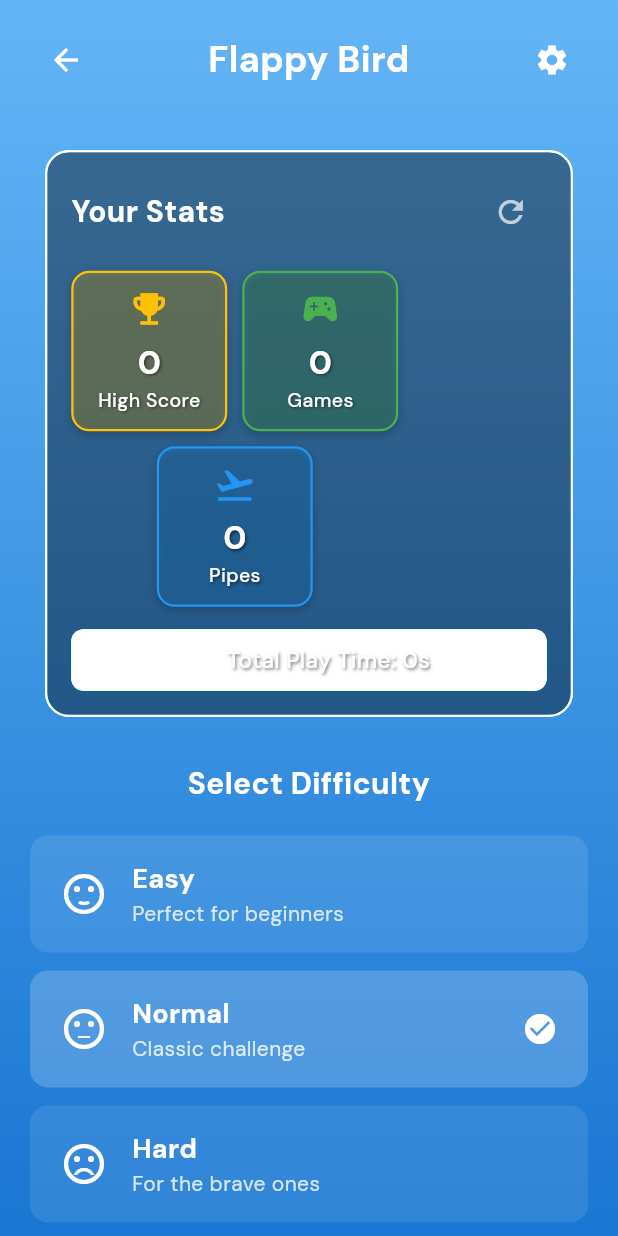
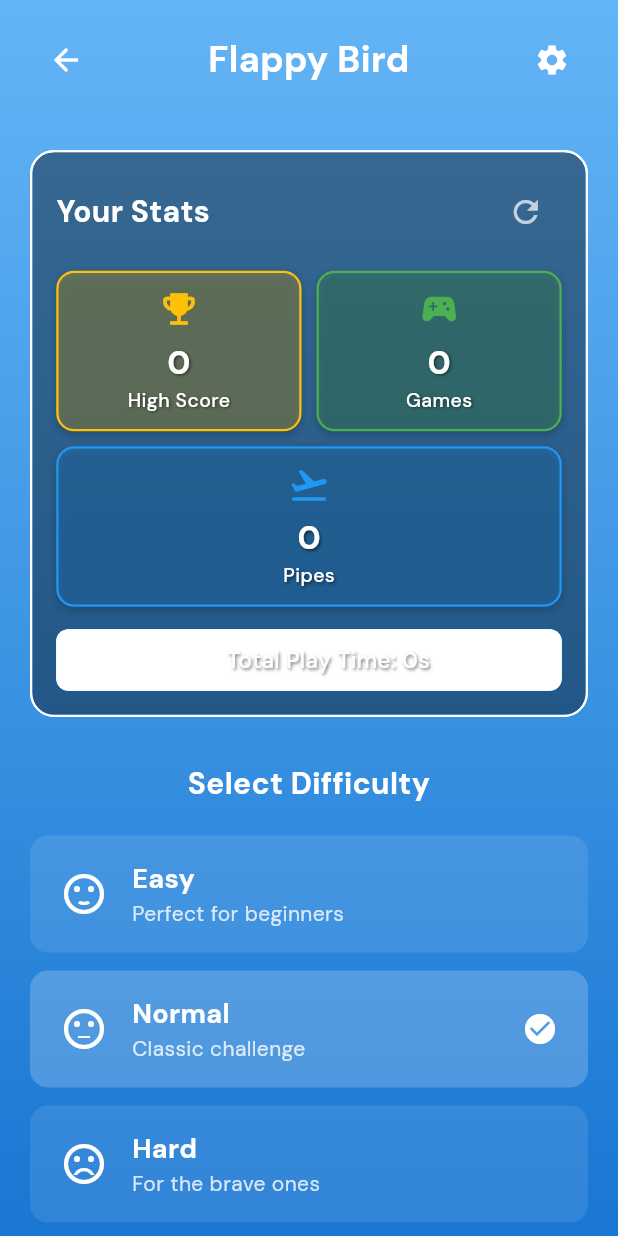
Before and after one commit to MohammedSafwan10/gameverse, a Flutter app: the FlappyBirdModeSelectionScreen screen opened directly, on a phone screen of 412 x 824 dp. Run offline on Flutter 3.47's test engine with Material 3 defaults, Android fonts, the phone set to English and light mode, and no system bars; our stand-ins replace audioplayers, confetti, equatable, flutter_animate, flutter_svg, get and 4 more; accounts and stored records are empty.

Commit message:
fix: stabilize guarded navigation across games

```diff
--- a/lib/games/classic_board/tic_tac_toe/services/navigation_service.dart
+++ b/lib/games/classic_board/tic_tac_toe/services/navigation_service.dart
@@ -1,4 +1,5 @@
 import 'package:get/get.dart';
+import 'package:flutter/widgets.dart';
 
 class TicTacToeNavigationService extends GetxService {
   static TicTacToeNavigationService get to =>
@@ -16,6 +17,10 @@
     Get.back();
   }
 
+  void backWithContext(BuildContext context, {Object? result}) {
+    Navigator.of(context).pop(result);
+  }
+
   void toSettings() {
     Get.toNamed('/tic-tac-toe/settings');
   }
--- a/lib/games/quick_casual/flappy_bird/screens/mode_selection_screen.dart
+++ b/lib/games/quick_casual/flappy_bird/screens/mode_selection_screen.dart
@@ -7,6 +7,7 @@
 import '../bindings/game_binding.dart';
 import 'game_screen.dart';
 import 'settings_screen.dart';
+import 'package:gameverse/widgets/guarded_exit.dart';
 
 class FlappyBirdModeSelectionScreen extends StatefulWidget {
   const FlappyBirdModeSelectionScreen({super.key});
@@ -55,12 +56,9 @@
   @override
   void didChangeDependencies() {
     super.didChangeDependencies();
-    // Refresh stats when dependencies change (like returning to this screen)
-    _refreshStats();
   }
 
   void _refreshStats() {
-    // Force reload of stats from storage
     gameController.loadHighScore();
     developer.log('Refreshing stats on mode selection screen');
   }
@@ -68,11 +66,7 @@
   @override
   Widget build(BuildContext context) {
     final settingsController = Get.find<FlappyBirdSettingsController>();
-
-    // Force a refresh of stats whenever the UI is rebuilt
-    WidgetsBinding.instance.addPostFrameCallback((_) {
-      _refreshStats();
-    });
+    final isCompact = MediaQuery.of(context).size.width < 380;
 
     return PopScope(
       canPop: false,
@@ -80,8 +74,12 @@
         if (!didPop) {
           final shouldPop = await _showExitConfirmationDialog(context);
           if (shouldPop) {
+            if (!context.mounted) return;
             Get.delete<FlappyBirdGameController>();
-            Get.back();
+            await popAfterConfirmation(
+              context,
+              confirmExit: () async => true,
+            );
           }
         }
       },
@@ -100,30 +98,28 @@
           child: SafeArea(
             child: SingleChildScrollView(
               child: Padding(
-                padding: const EdgeInsets.symmetric(horizontal: 20),
+                padding:
+                    EdgeInsets.symmetric(horizontal: isCompact ? 16 : 20),
                 child: Column(
                   crossAxisAlignment: CrossAxisAlignment.stretch,
                   children: [
                     // Header
                     Padding(
-                      padding: const EdgeInsets.symmetric(vertical: 16),
+                      padding: EdgeInsets.symmetric(
+                        vertical: isCompact ? 10 : 16,
+                      ),
                       child: Row(
                         children: [
                           IconButton(
                             icon: const Icon(Icons.arrow_back,
                                 color: Colors.white),
-                            onPressed: () => Get.back(),
+                            onPressed: () => popAfterConfirmation(
+                              context,
+                              confirmExit: () => _showExitConfirmationDialog(context),
+                            ),
                           ),
                           const Expanded(
-                            child: Text(
-                              'Flappy Bird',
-                              style: TextStyle(
-                                fontSize: 24,
-                                fontWeight: FontWeight.bold,
-                                color: Colors.white,
-                              ),
-                              textAlign: TextAlign.center,
-                            ),
+                            child: _HeaderTitle(),
                           ),
                           IconButton(
                             icon:
@@ -135,7 +131,7 @@
                       ),
                     ),
 
-                    const SizedBox(height: 20),
+                    SizedBox(height: isCompact ? 8 : 20),
 
                     // Game Stats
                     Obx(() {
@@ -144,8 +140,7 @@
                           'Displaying stats: Games played: ${stats.gamesPlayed}, Total pipes: ${stats.totalPipesPassed}, Play time: ${stats.totalPlayTime.inSeconds}s');
 
                       return Container(
-                        padding: const EdgeInsets.all(16),
-                        margin: const EdgeInsets.symmetric(horizontal: 10),
+                        padding: EdgeInsets.all(isCompact ? 14 : 16),
                         decoration: BoxDecoration(
                           color: Colors.black.withValues(
                             red: 0,
@@ -170,10 +165,10 @@
                             Row(
                               mainAxisAlignment: MainAxisAlignment.spaceBetween,
                               children: [
-                                const Text(
+                                Text(
                                   'Your Stats',
                                   style: TextStyle(
-                                    fontSize: 20,
+                                    fontSize: isCompact ? 18 : 20,
                                     fontWeight: FontWeight.bold,
                                     color: Colors.white,
                                   ),
@@ -216,41 +211,52 @@
                                 ),
                               ],
                             ),
-                            const SizedBox(height: 15),
-                            // Use Wrap instead of Row for better small screen handling
-                            Wrap(
-                              spacing: 10, // horizontal spacing
-                              runSpacing: 10, // vertical spacing between rows
-                              alignment: WrapAlignment.center,
+                            SizedBox(height: isCompact ? 10 : 15),
+                            LayoutBuilder(
+                              builder: (context, constraints) {
+                                final spacing = isCompact ? 8.0 : 10.0;
+                                final itemWidth =
+                                    (constraints.maxWidth - spacing) / 2;
+
+                                return Wrap(
+                                  spacing: spacing,
+                                  runSpacing: spacing,
                                   children: [
                                     _StatItem(
                                       icon: Icons.emoji_events,
                                       value: stats.highScore.toString(),
                                       label: 'High Score',
                                       color: Colors.amber,
-                                  width: _getStatItemWidth(context),
+                                      width: itemWidth,
+                                      compact: isCompact,
                                     ),
                                     _StatItem(
                                       icon: Icons.sports_esports,
                                       value: stats.gamesPlayed.toString(),
                                       label: 'Games',
                                       color: Colors.green,
-                                  width: _getStatItemWidth(context),
+                                      width: itemWidth,
+                                      compact: isCompact,
                                     ),
                                     _StatItem(
                                       icon: Icons.flight_takeoff,
                                       value: stats.totalPipesPassed.toString(),
                                       label: 'Pipes',
                                       color: Colors.blue,
-                                  width: _getStatItemWidth(context),
+                                      width: constraints.maxWidth,
+                                      compact: isCompact,
                                     ),
                                   ],
+                                );
+                              },
                             ),
-                            const SizedBox(height: 15),
-                            // Make play time more visible
+                            SizedBox(height: isCompact ? 10 : 15),
                             Container(
                               width: double.infinity,
-                              padding: const EdgeInsets.symmetric(vertical: 10),
+                              padding: EdgeInsets.symmetric(
+                                vertical: isCompact ? 8 : 10,
+                                horizontal: isCompact ? 8 : 0,
+                              ),
                               decoration: BoxDecoration(
                                 color: Colors.white.withValues(
                                   red: 255,
@@ -272,8 +278,8 @@
                                     const SizedBox(width: 8),
                                     Text(
                                       'Total Play Time: ${_formatDuration(stats.totalPlayTime)}',
-                                      style: const TextStyle(
-                                        fontSize: 15,
+                                      style: TextStyle(
+                                        fontSize: isCompact ? 13 : 15,
                                         fontWeight: FontWeight.w500,
                                         color: Colors.white,
                                         shadows: [
@@ -294,19 +300,19 @@
                       );
                     }),
 
-                    const SizedBox(height: 30),
+                    SizedBox(height: isCompact ? 18 : 30),
 
                     // Difficulty Selection
-                    const Text(
+                    Text(
                       'Select Difficulty',
                       style: TextStyle(
-                        fontSize: 20,
+                        fontSize: isCompact ? 18 : 20,
                         fontWeight: FontWeight.bold,
                         color: Colors.white,
                       ),
                       textAlign: TextAlign.center,
                     ),
-                    const SizedBox(height: 20),
+                    SizedBox(height: isCompact ? 12 : 20),
                     Obx(() => Column(
                           children: [
                             _DifficultyButton(
@@ -317,8 +323,9 @@
                                   GameDifficulty.easy,
                               onTap: () => settingsController
                                   .setDifficulty(GameDifficulty.easy),
+                              compact: isCompact,
                             ),
-                            const SizedBox(height: 12),
+                            SizedBox(height: isCompact ? 10 : 12),
                             _DifficultyButton(
                               title: 'Normal',
                               subtitle: 'Classic challenge',
@@ -327,8 +334,9 @@
                                   GameDifficulty.normal,
                               onTap: () => settingsController
                                   .setDifficulty(GameDifficulty.normal),
+                              compact: isCompact,
                             ),
-                            const SizedBox(height: 12),
+                            SizedBox(height: isCompact ? 10 : 12),
                             _DifficultyButton(
                               title: 'Hard',
                               subtitle: 'For the brave ones',
@@ -337,11 +345,12 @@
                                   GameDifficulty.hard,
                               onTap: () => settingsController
                                   .setDifficulty(GameDifficulty.hard),
+                              compact: isCompact,
                             ),
                           ],
                         )),
 
-                    const SizedBox(height: 30),
+                    SizedBox(height: isCompact ? 20 : 30),
 
                     // Play Button
                     ElevatedButton.icon(
@@ -358,12 +367,12 @@
                       style: ElevatedButton.styleFrom(
                         backgroundColor: Colors.green,
                         foregroundColor: Colors.white,
-                        padding: const EdgeInsets.symmetric(
-                          horizontal: 40,
-                          vertical: 16,
+                        padding: EdgeInsets.symmetric(
+                          horizontal: isCompact ? 28 : 40,
+                          vertical: isCompact ? 14 : 16,
                         ),
-                        textStyle: const TextStyle(
-                          fontSize: 20,
+                        textStyle: TextStyle(
+                          fontSize: isCompact ? 18 : 20,
                           fontWeight: FontWeight.bold,
                         ),
                         shape: RoundedRectangleBorder(
@@ -371,7 +380,7 @@
                         ),
                       ),
                     ),
-                    const SizedBox(height: 20),
+                    SizedBox(height: isCompact ? 16 : 20),
                   ],
                 ),
               ),
@@ -397,20 +406,23 @@
   }
 
   // Calculate adaptive width for stat items based on screen size
-  double _getStatItemWidth(BuildContext context) {
-    final screenWidth = MediaQuery.of(context).size.width;
-    // On very small screens, make them full width minus padding
-    if (screenWidth < 300) {
-      return screenWidth - 80;
 }
-    // On small screens, show 2 per row
-    else if (screenWidth < 400) {
-      return (screenWidth - 80) / 2;
-    }
-    // On larger screens, show 3 per row
-    else {
-      return (screenWidth - 100) / 3;
-    }
+
+class _HeaderTitle extends StatelessWidget {
+  const _HeaderTitle();
+
+  @override
+  Widget build(BuildContext context) {
+    final isCompact = MediaQuery.of(context).size.width < 380;
+    return Text(
+      'Flappy Bird',
+      style: TextStyle(
+        fontSize: isCompact ? 22 : 24,
+        fontWeight: FontWeight.bold,
+        color: Colors.white,
+      ),
+      textAlign: TextAlign.center,
+    );
   }
 }
 
@@ -420,6 +432,7 @@
   final String label;
   final Color color;
   final double? width;
+  final bool compact;
 
   const _StatItem({
     required this.icon,
@@ -427,13 +440,17 @@
     required this.label,
     required this.color,
     this.width,
+    this.compact = false,
   });
 
   @override
   Widget build(BuildContext context) {
     return Container(
       width: width,
-      padding: const EdgeInsets.symmetric(horizontal: 12, vertical: 10),
+      padding: EdgeInsets.symmetric(
+        horizontal: compact ? 10 : 12,
+        vertical: compact ? 8 : 10,
+      ),
       decoration: BoxDecoration(
         color: color.withValues(
           red: color.r.toDouble(),
@@ -462,12 +479,12 @@
       child: Column(
         mainAxisSize: MainAxisSize.min,
         children: [
-          Icon(icon, color: color, size: 28),
-          const SizedBox(height: 6),
+          Icon(icon, color: color, size: compact ? 22 : 28),
+          SizedBox(height: compact ? 4 : 6),
           Text(
             value,
-            style: const TextStyle(
-              fontSize: 22,
+            style: TextStyle(
+              fontSize: compact ? 18 : 22,
               fontWeight: FontWeight.bold,
               color: Colors.white,
               shadows: [
@@ -481,8 +498,8 @@
           ),
           Text(
             label,
-            style: const TextStyle(
-              fontSize: 13,
+            style: TextStyle(
+              fontSize: compact ? 11 : 13,
               fontWeight: FontWeight.w500,
               color: Colors.white,
               shadows: [
@@ -506,6 +523,7 @@
   final IconData icon;
   final bool isSelected;
   final VoidCallback onTap;
+  final bool compact;
 
   const _DifficultyButton({
     required this.title,
@@ -513,6 +531,7 @@
     required this.icon,
     required this.isSelected,
     required this.onTap,
+    this.compact = false,
   });
 
   @override
@@ -536,23 +555,26 @@
         onTap: onTap,
         borderRadius: BorderRadius.circular(12),
         child: Container(
-          padding: const EdgeInsets.symmetric(horizontal: 20, vertical: 16),
+          padding: EdgeInsets.symmetric(
+            horizontal: compact ? 16 : 20,
+            vertical: compact ? 14 : 16,
+          ),
           child: Row(
             children: [
               Icon(
                 icon,
                 color: Colors.white,
-                size: 32,
+                size: compact ? 28 : 32,
               ),
-              const SizedBox(width: 16),
+              SizedBox(width: compact ? 12 : 16),
               Expanded(
                 child: Column(
                   crossAxisAlignment: CrossAxisAlignment.start,
                   children: [
                     Text(
                       title,
-                      style: const TextStyle(
-                        fontSize: 18,
+                      style: TextStyle(
+                        fontSize: compact ? 16 : 18,
                         fontWeight: FontWeight.bold,
                         color: Colors.white,
                       ),
@@ -560,7 +582,7 @@
                     Text(
                       subtitle,
                       style: TextStyle(
-                        fontSize: 14,
+                        fontSize: compact ? 13 : 14,
                         color: Colors.white.withValues(
                           red: Colors.white.r.toDouble(),
                           green: Colors.white.g.toDouble(),
```
Also changed, not shown: lib/games/brain_training/memory_match/screens/completion_screen.dart (+8 -4 lines), lib/games/brain_training/memory_match/screens/game_screen.dart (+23 -8 lines), lib/games/classic_board/chess/screens/game_screen.dart (+14 -17 lines), lib/games/classic_board/connect_four/screens/game_screen.dart (+10 -8 lines), lib/games/classic_board/tic_tac_toe/screens/game_screen.dart (+5 -4 lines), lib/games/puzzle/block_merge/screens/game_screen.dart (+13 -2 lines), lib/games/puzzle/block_merge/screens/mode_selection_screen.dart (+78 -37 lines), lib/games/quick_casual/flappy_bird/screens/game_screen.dart (+17 -8 lines), lib/widgets/guarded_exit.dart (added, +11 -0 lines), 2 other files. Lines whose indentation alone changed are shown as unchanged.
